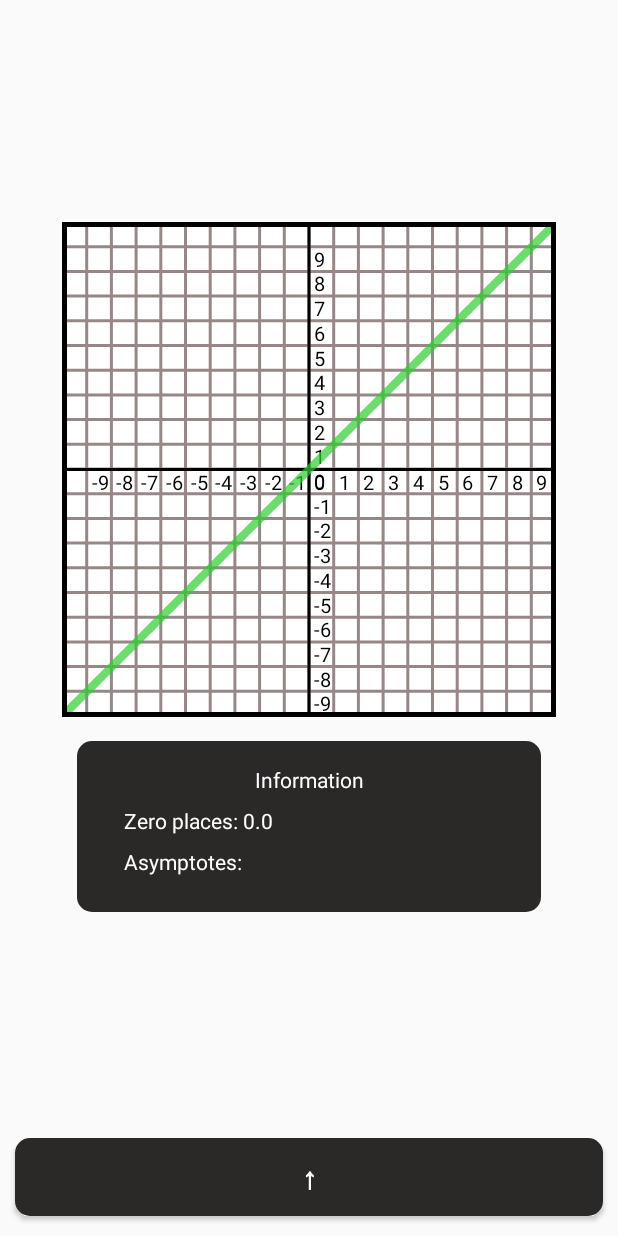
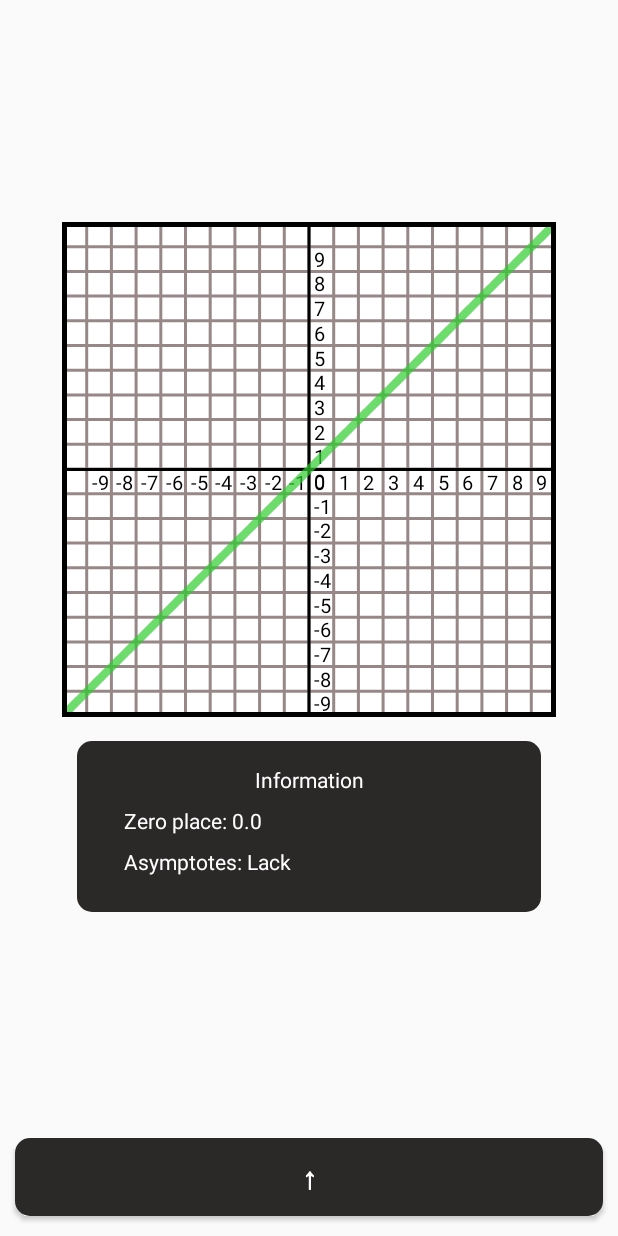
Before and after one commit to TheNoobestGuy/MathematicalAndroidApp, an Android app built with Jetpack Compose: the FunctionChartActivity screen opened directly, with no data from a screen before it, after a tap on an icon or button, on a phone screen of 412 x 824 dp. Run offline under Robolectric (Android 15) with nearby library versions, the phone set to English and light mode, and no system bars; 2 other taps on this screen came first.

Commit message:
Fix for asymptotes and zero places in FunctionChart.kt

```diff
--- a/app/src/main/java/com/example/mathmaster/customviews/FunctionChart.kt
+++ b/app/src/main/java/com/example/mathmaster/customviews/FunctionChart.kt
@@ -136,8 +136,13 @@ class FunctionChart @JvmOverloads constructor(
     }
 
     fun updateInformation(zeroPlacesTextView: TextView, asymptotesTextView: TextView) {
-        zeroPlacesTextView.text = context.getString(R.string.ZeroPlaces)
-        asymptotesTextView.text = context.getString(R.string.Asymptotes)
+        // Zero places
+        if (zeroPlaces.size == 1) {
+            zeroPlacesTextView.text = context.getString(R.string.ZeroPlace)
+        }
+        else {
+            zeroPlacesTextView.text = context.getString(R.string.ZeroPlaces)
+        }
 
         var added = false
         for (place in zeroPlaces) {
@@ -148,6 +153,18 @@ class FunctionChart @JvmOverloads constructor(
         if (added) {
             zeroPlacesTextView.text = zeroPlacesTextView.text.dropLast(1)
         }
+        else {
+            val text = " ${context.getString(R.string.Lack)}"
+            zeroPlacesTextView.append(text)
+        }
+
+        // Asymptotes
+        if (asymptotes.size == 1) {
+            asymptotesTextView.text = context.getString(R.string.Asymptote)
+        }
+        else {
+            asymptotesTextView.text = context.getString(R.string.Asymptotes)
+        }
 
         added = false
         for (asymptote in asymptotes) {
@@ -157,6 +174,10 @@ class FunctionChart @JvmOverloads constructor(
         }
         if (added) {
             asymptotesTextView.text = asymptotesTextView.text.dropLast(1)
+        }
+        else {
+            val text = " ${context.getString(R.string.Lack)}"
+            asymptotesTextView.append(text)
         }
     }
 
@@ -171,10 +192,13 @@ class FunctionChart @JvmOverloads constructor(
         val equation = calculator.transformEquation(input)
 
         // Draw function
+        val xAxis = (height/2f).toDouble()
+        val xAxisStart = -(width/(gridSpacing))/2f
+        val xAxisEnd = (width/(gridSpacing))/2f
         var lastPoint = 0.0
         var addedAsymptote = false
         if (equation.isNotEmpty()) {
-            var x = -(width/(gridSpacing))/2f
+            var x = xAxisStart
             var iterator = 0f
             while (iterator <= width) {
                 // Find Y value for X
@@ -182,16 +206,11 @@ class FunctionChart @JvmOverloads constructor(
                 val bufferX = width/2f + (x * gridSpacing)
                 val y = calculator.calculate(equationAfterSubstitution, 0)
 
-                // Check is it a zero place
-                if (y.first == 0.0) {
-                    zeroPlaces.add(x)
-                }
-
                 y.first = (height/2f) - (y.first*(gridSpacing))
 
                 // Check is it asymptote
                 if (abs(lastPoint-y.first) >= height) {
-                    if ((lastPoint > 0 && y.first < 0) || (lastPoint < 0 && y.first > 0)) {
+                    if ((lastPoint > xAxis && y.first < xAxis) || (lastPoint < xAxis && y.first > xAxis)) {
                         if (!addedAsymptote) {
                             asymptotes.add(Pair(bufferX, x))
                             points.add(Pair(bufferX, y.first.toFloat()))
@@ -199,9 +218,29 @@ class FunctionChart @JvmOverloads constructor(
                         }
                     }
                 }
+                else if (lastPoint.isNaN() || lastPoint.isInfinite()) {
+                    if (y.first.isInfinite()) {
+                        asymptotes.add(Pair(bufferX, x))
+                        points.add(Pair(bufferX, y.first.toFloat()))
+                        addedAsymptote = true
+                    }
+                }
                 else {
                     points.add(Pair(bufferX, y.first.toFloat()))
                     addedAsymptote = false
+                }
+
+                // Check is it a zero place
+                if (y.first == xAxis) {
+                    zeroPlaces.add(x)
+                }
+                else if (!addedAsymptote) {
+                    if ((lastPoint > xAxis && y.first < xAxis) || (lastPoint < xAxis && y.first > xAxis)) {
+                        val zeroPlace = round((x-0.05f)*100)/100
+                        if (zeroPlace > xAxisStart && zeroPlace < xAxisEnd) {
+                            zeroPlaces.add(zeroPlace)
+                        }
+                    }
                 }
 
                 lastPoint = y.first
--- a/app/src/main/res/values/strings.xml
+++ b/app/src/main/res/values/strings.xml
@@ -93,7 +93,10 @@
     <string name="FunctionChart" translatable="false">Function chart</string>
     <string name="Information" translatable="false">Information</string>
     <string name="Asymptotes" translatable="false">Asymptotes:</string>
+    <string name="Asymptote" translatable="false">Asymptote:</string>
     <string name="ZeroPlaces" translatable="false">Zero places:</string>
+    <string name="ZeroPlace" translatable="false">Zero place:</string>
+    <string name="Lack" translatable="false">Lack</string>
 
     // Statistics
     <string name="StatisticsOverview" translatable="false">Statistics Overview</string>
```
